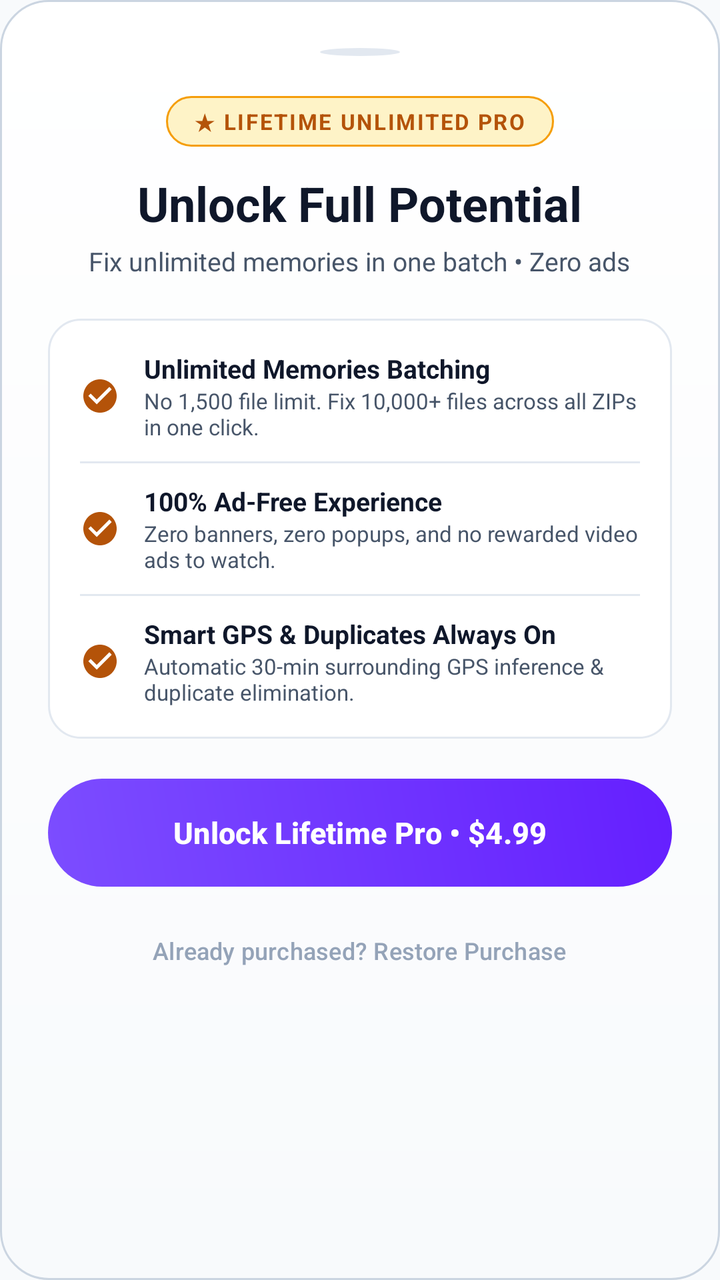
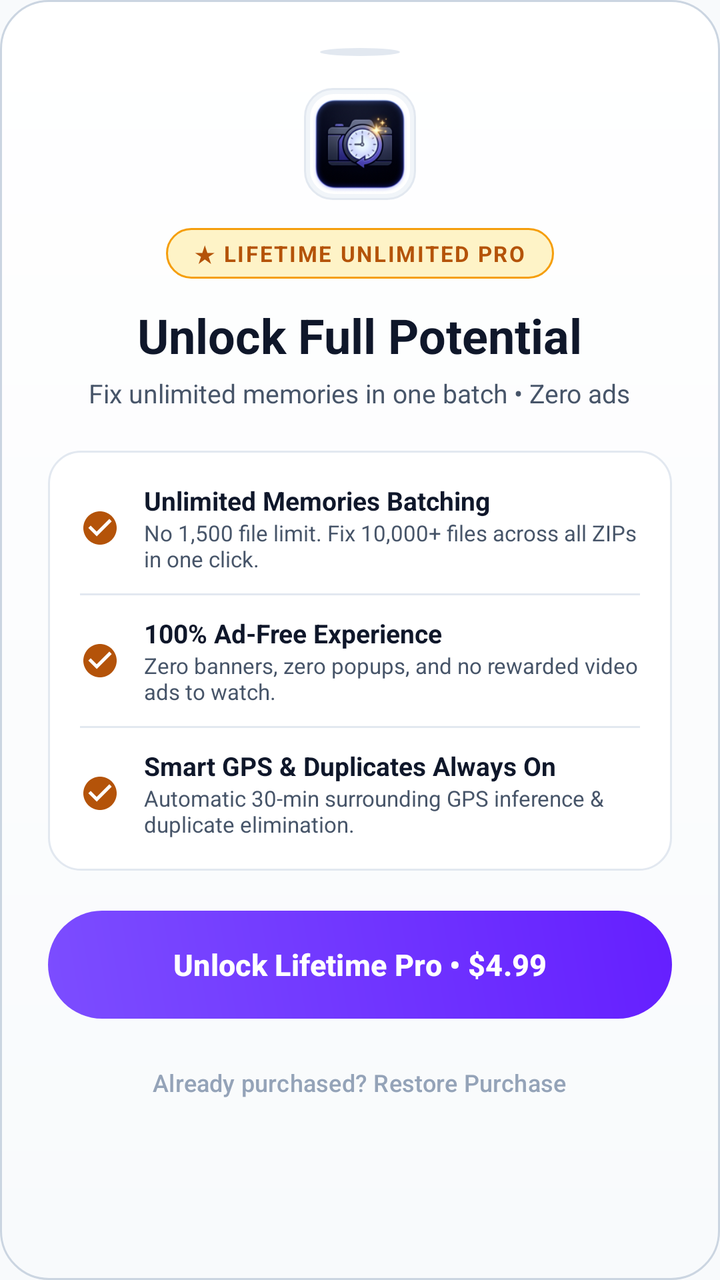

An Android layout rendered at two revisions. The XML below is the earlier revision; the diff shows what the commit changed to produce the second picture.
<!-- AndroidManifest.xml: application theme Theme.MemoryFix -->
<!-- res/layout/sheet_pro_upgrade.xml -->
<?xml version="1.0" encoding="utf-8"?>
<LinearLayout xmlns:android="http://schemas.android.com/apk/res/android"
    xmlns:app="http://schemas.android.com/apk/res-auto"
    android:layout_width="match_parent"
    android:layout_height="wrap_content"
    android:background="@drawable/bg_hero_card"
    android:orientation="vertical"
    android:padding="24dp">

    
    <View
        android:layout_width="40dp"
        android:layout_height="4dp"
        android:layout_gravity="center_horizontal"
        android:layout_marginBottom="20dp"
        android:background="@drawable/bg_live_dot"
        android:backgroundTint="@color/surface_border" />

    
    <LinearLayout
        android:layout_width="wrap_content"
        android:layout_height="wrap_content"
        android:layout_gravity="center_horizontal"
        android:background="@drawable/bg_pro_pill"
        android:gravity="center_vertical"
        android:orientation="horizontal"
        android:paddingHorizontal="14dp"
        android:paddingVertical="5dp">

        <TextView
            android:layout_width="wrap_content"
            android:layout_height="wrap_content"
            android:letterSpacing="0.08"
            android:text="★ LIFETIME UNLIMITED PRO"
            android:textColor="@color/pro_gold"
            android:textSize="11sp"
            android:textStyle="bold" />
    </LinearLayout>

    
    <TextView
        android:id="@+id/tvProTitle"
        android:layout_width="wrap_content"
        android:layout_height="wrap_content"
        android:layout_gravity="center_horizontal"
        android:layout_marginTop="12dp"
        android:text="Unlock Full Potential"
        android:textColor="@color/text_primary"
        android:textSize="24sp"
        android:textStyle="bold" />

    <TextView
        android:id="@+id/tvProSubtitle"
        android:layout_width="wrap_content"
        android:layout_height="wrap_content"
        android:layout_gravity="center_horizontal"
        android:layout_marginTop="4dp"
        android:text="Fix unlimited memories in one batch • Zero ads"
        android:textColor="@color/text_secondary"
        android:textSize="13sp" />

    
    <LinearLayout
        android:layout_width="match_parent"
        android:layout_height="wrap_content"
        android:layout_marginTop="20dp"
        android:background="@drawable/bg_card"
        android:orientation="vertical"
        android:padding="16dp">

        
        <LinearLayout
            android:layout_width="match_parent"
            android:layout_height="wrap_content"
            android:gravity="center_vertical"
            android:orientation="horizontal">

            <ImageView
                android:layout_width="20dp"
                android:layout_height="20dp"
                android:src="@drawable/ic_check_circle"
                app:tint="@color/pro_gold" />

            <LinearLayout
                android:layout_width="0dp"
                android:layout_height="wrap_content"
                android:layout_marginStart="12dp"
                android:layout_weight="1"
                android:orientation="vertical">

                <TextView
                    android:layout_width="wrap_content"
                    android:layout_height="wrap_content"
                    android:text="Unlimited Memories Batching"
                    android:textColor="@color/text_primary"
                    android:textSize="13sp"
                    android:textStyle="bold" />

                <TextView
                    android:layout_width="wrap_content"
                    android:layout_height="wrap_content"
                    android:text="No 1,500 file limit. Fix 10,000+ files across all ZIPs in one click."
                    android:textColor="@color/text_secondary"
                    android:textSize="11sp" />
            </LinearLayout>
        </LinearLayout>

        <View
            android:layout_width="match_parent"
            android:layout_height="1dp"
            android:layout_marginVertical="10dp"
            android:background="@color/surface_border" />

        
        <LinearLayout
            android:layout_width="match_parent"
            android:layout_height="wrap_content"
            android:gravity="center_vertical"
            android:orientation="horizontal">

            <ImageView
                android:layout_width="20dp"
                android:layout_height="20dp"
                android:src="@drawable/ic_check_circle"
                app:tint="@color/pro_gold" />

            <LinearLayout
                android:layout_width="0dp"
                android:layout_height="wrap_content"
                android:layout_marginStart="12dp"
                android:layout_weight="1"
                android:orientation="vertical">

                <TextView
                    android:layout_width="wrap_content"
                    android:layout_height="wrap_content"
                    android:text="100% Ad-Free Experience"
                    android:textColor="@color/text_primary"
                    android:textSize="13sp"
                    android:textStyle="bold" />

                <TextView
                    android:layout_width="wrap_content"
                    android:layout_height="wrap_content"
                    android:text="Zero banners, zero popups, and no rewarded video ads to watch."
                    android:textColor="@color/text_secondary"
                    android:textSize="11sp" />
            </LinearLayout>
        </LinearLayout>

        <View
            android:layout_width="match_parent"
            android:layout_height="1dp"
            android:layout_marginVertical="10dp"
            android:background="@color/surface_border" />

        
        <LinearLayout
            android:layout_width="match_parent"
            android:layout_height="wrap_content"
            android:gravity="center_vertical"
            android:orientation="horizontal">

            <ImageView
                android:layout_width="20dp"
                android:layout_height="20dp"
                android:src="@drawable/ic_check_circle"
                app:tint="@color/pro_gold" />

            <LinearLayout
                android:layout_width="0dp"
                android:layout_height="wrap_content"
                android:layout_marginStart="12dp"
                android:layout_weight="1"
                android:orientation="vertical">

                <TextView
                    android:layout_width="wrap_content"
                    android:layout_height="wrap_content"
                    android:text="Smart GPS &amp; Duplicates Always On"
                    android:textColor="@color/text_primary"
                    android:textSize="13sp"
                    android:textStyle="bold" />

                <TextView
                    android:layout_width="wrap_content"
                    android:layout_height="wrap_content"
                    android:text="Automatic 30-min surrounding GPS inference &amp; duplicate elimination."
                    android:textColor="@color/text_secondary"
                    android:textSize="11sp" />
            </LinearLayout>
        </LinearLayout>
    </LinearLayout>

    
    <com.google.android.material.button.MaterialButton
        android:id="@+id/btnPurchasePro"
        android:layout_width="match_parent"
        android:layout_height="54dp"
        android:layout_marginTop="20dp"
        android:background="@drawable/bg_gradient_btn"
        android:text="Unlock Lifetime Pro • $4.99"
        android:textColor="@color/on_primary"
        android:textSize="15sp"
        android:textStyle="bold"
        app:backgroundTint="@null"
        app:cornerRadius="27dp" />

    
    <com.google.android.material.button.MaterialButton
        android:id="@+id/btnRestorePurchase"
        style="@style/Widget.Material3.Button.TextButton"
        android:layout_width="wrap_content"
        android:layout_height="wrap_content"
        android:layout_gravity="center_horizontal"
        android:layout_marginTop="8dp"
        android:text="Already purchased? Restore Purchase"
        android:textColor="@color/text_tertiary"
        android:textSize="12sp" />

</LinearLayout>
<!-- resources referenced by this layout -->
<resources>
  <color name="on_primary">#FFFFFF</color>
  <color name="pro_gold">#B45309</color>
  <color name="surface_border">#E2E8F0</color>
  <color name="text_primary">#0F172A</color>
  <color name="text_secondary">#475569</color>
  <color name="text_tertiary">#94A3B8</color>
  <!-- drawable bg_card (drawable) -->
  <?xml version="1.0" encoding="utf-8"?>
  <shape xmlns:android="http://schemas.android.com/apk/res/android"
      android:shape="rectangle">
      <solid android:color="@color/surface_card" />
      <corners android:radius="16dp" />
      <stroke android:width="1dp" android:color="@color/surface_border" />
  </shape>
  <!-- drawable bg_gradient_btn (drawable) -->
  <?xml version="1.0" encoding="utf-8"?>
  <shape xmlns:android="http://schemas.android.com/apk/res/android"
      android:shape="rectangle">
      <gradient
          android:angle="45"
          android:startColor="#7C4DFF"
          android:endColor="#651FFF" />
      <corners android:radius="28dp" />
  </shape>
  <!-- drawable bg_hero_card (drawable) -->
  <?xml version="1.0" encoding="utf-8"?>
  <shape xmlns:android="http://schemas.android.com/apk/res/android"
      android:shape="rectangle">
      <gradient
          android:angle="270"
          android:startColor="@color/hero_bg_start"
          android:endColor="@color/hero_bg_end" />
      <corners android:radius="24dp" />
      <stroke
          android:width="1dp"
          android:color="@color/hero_border" />
  </shape>
  <!-- drawable bg_live_dot (drawable) -->
  <?xml version="1.0" encoding="utf-8"?>
  <shape xmlns:android="http://schemas.android.com/apk/res/android"
      android:shape="oval">
      <solid android:color="@color/accent" />
  </shape>
  <!-- drawable bg_pro_pill (drawable) -->
  <?xml version="1.0" encoding="utf-8"?>
  <shape xmlns:android="http://schemas.android.com/apk/res/android"
      android:shape="rectangle">
      <solid android:color="@color/pro_pill_bg" />
      <corners android:radius="16dp" />
      <stroke
          android:width="1dp"
          android:color="@color/pro_pill_border" />
  </shape>
  <!-- drawable ic_check_circle (drawable) -->
  <vector xmlns:android="http://schemas.android.com/apk/res/android"
      android:width="24dp"
      android:height="24dp"
      android:viewportWidth="24"
      android:viewportHeight="24">
    <path
        android:fillColor="#FFFFFFFF"
        android:pathData="M12,2C6.48,2 2,6.48 2,12s4.48,10 10,10 10,-4.48 10,-10S17.52,2 12,2zm-2,15l-5,-5 1.41,-1.41L10,14.17l7.59,-7.59L19,8l-9,9z"/>
  </vector>
  <color name="surface_card">#FFFFFF</color>
  <color name="hero_bg_start">#FFFFFF</color>
  <color name="hero_bg_end">#F8FAFC</color>
  <color name="hero_border">#CBD5E1</color>
  <color name="accent">#059669</color>
  <color name="pro_pill_bg">#FEF3C7</color>
  <color name="pro_pill_border">#F59E0B</color>
  <color name="primary">#6D28D9</color>
  <color name="primary_variant">#5B21B6</color>
  <color name="on_accent">#FFFFFF</color>
  <color name="bg_dark">#F8FAFC</color>
  <!-- unchanged entries left out for length: 1 -->
</resources>

<!-- the commit's change to res/layout/sheet_pro_upgrade.xml (unified diff, before → after) -->
@@ -12,9 +12,26 @@
         android:layout_width="40dp"
         android:layout_height="4dp"
         android:layout_gravity="center_horizontal"
-        android:layout_marginBottom="20dp"
+        android:layout_marginBottom="16dp"
         android:background="@drawable/bg_live_dot"
         android:backgroundTint="@color/surface_border" />
+
+    
+    <FrameLayout
+        android:layout_width="56dp"
+        android:layout_height="56dp"
+        android:layout_gravity="center_horizontal"
+        android:layout_marginBottom="14dp"
+        android:background="@drawable/bg_icon_squircle"
+        android:padding="3dp">
+
+        <com.google.android.material.imageview.ShapeableImageView
+            android:layout_width="match_parent"
+            android:layout_height="match_parent"
+            android:scaleType="centerCrop"
+            android:src="@drawable/ic_app_logo"
+            app:shapeAppearanceOverlay="@style/ShapeAppearance.App.Squircle" />
+    </FrameLayout>
 
     
     <LinearLayout
<!-- resource entries referenced after the edit -->
@@ -37,6 +37,16 @@
           android:width="1dp"
           android:color="@color/hero_border" />
   </shape>
+  <!-- drawable bg_icon_squircle (drawable) -->
+  <?xml version="1.0" encoding="utf-8"?>
+  <shape xmlns:android="http://schemas.android.com/apk/res/android"
+      android:shape="rectangle">
+      <solid android:color="@color/surface_card_elevated" />
+      <corners android:radius="14dp" />
+      <stroke
+          android:width="1dp"
+          android:color="@color/surface_border" />
+  </shape>
   <!-- drawable bg_live_dot (drawable) -->
   <?xml version="1.0" encoding="utf-8"?>
   <shape xmlns:android="http://schemas.android.com/apk/res/android"
@@ -53,6 +63,7 @@
           android:width="1dp"
           android:color="@color/pro_pill_border" />
   </shape>
+  <!-- drawable ic_app_logo: png bitmap (drawable, 22394 bytes) -->
   <!-- drawable ic_check_circle (drawable) -->
   <vector xmlns:android="http://schemas.android.com/apk/res/android"
       android:width="24dp"
@@ -63,10 +74,14 @@
         android:fillColor="#FFFFFFFF"
         android:pathData="M12,2C6.48,2 2,6.48 2,12s4.48,10 10,10 10,-4.48 10,-10S17.52,2 12,2zm-2,15l-5,-5 1.41,-1.41L10,14.17l7.59,-7.59L19,8l-9,9z"/>
   </vector>
+  <style name="ShapeAppearance.App.Squircle" parent="ShapeAppearance.Material3.Corner.Medium">
+          <item name="cornerSize">12dp</item>
+      </style>
   <color name="surface_card">#FFFFFF</color>
   <color name="hero_bg_start">#FFFFFF</color>
   <color name="hero_bg_end">#F8FAFC</color>
   <color name="hero_border">#CBD5E1</color>
+  <color name="surface_card_elevated">#F1F5F9</color>
   <color name="accent">#059669</color>
   <color name="pro_pill_bg">#FEF3C7</color>
   <color name="pro_pill_border">#F59E0B</color>
